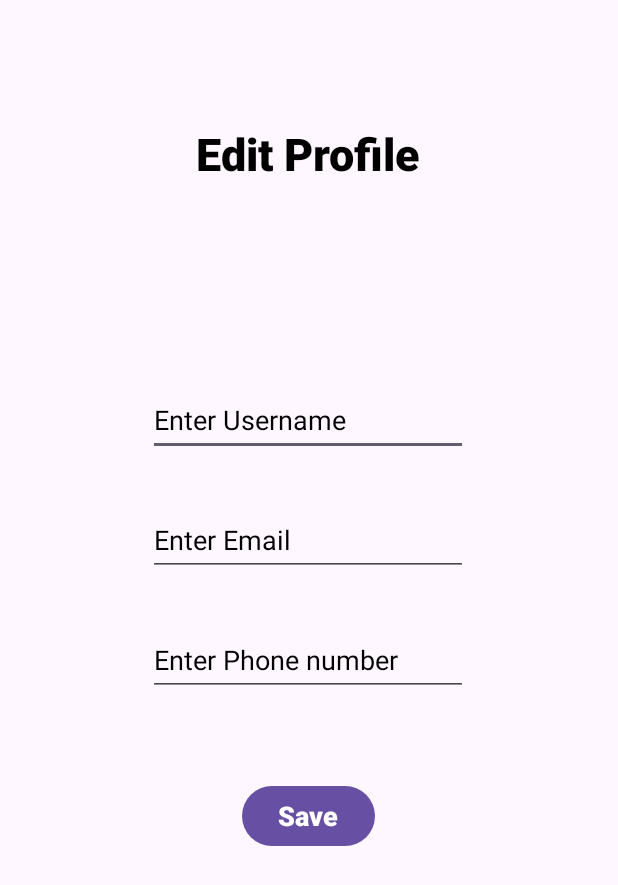
After one commit to IfhamAhmedKhan/Android_Projects, an Android app: the Set_Profile screen opened directly, with no data from a screen before it, on a phone screen of 412 x 824 dp. The commit adds this screen. Shown: the top 885 px of the screen. Run offline under Robolectric (Android 15) with nearby library versions, the phone set to English and light mode, and no system bars.

Commit message:
profile page and set profile created

```diff
--- a/IfteriousStore/app/src/main/AndroidManifest.xml
+++ b/IfteriousStore/app/src/main/AndroidManifest.xml
@@ -12,6 +12,9 @@
         android:supportsRtl="true"
         android:theme="@style/Theme.IfteriousStore"
         tools:targetApi="31">
+        <activity
+            android:name=".Set_Profile"
+            android:exported="false" />
         <activity
             android:name=".Deal_Six"
             android:exported="false" />
--- /dev/null
+++ b/IfteriousStore/app/src/main/java/com/example/ifterious_store/Set_Profile.java
@@ -0,0 +1,47 @@
+package com.example.ifterious_store;
+
+import androidx.appcompat.app.AppCompatActivity;
+
+import android.content.Intent;
+import android.content.SharedPreferences;
+import android.os.Bundle;
+import android.view.View;
+import android.widget.Button;
+import android.widget.EditText;
+import android.widget.Toast;
+
+public class Set_Profile extends AppCompatActivity {
+    EditText editTextTextPersonName3,editTextTextEmailAddress3,editTextPhone2;
+    Button button15;
+    SharedPreferences sharedPreferences;
+
+    private static final String SHARED_PREF_NAME = "mypref";
+    private static final String KEY_NAME = "name";
+    private static final String KEY_EMAIL = "email";
+    private static final String KEY_PHONE = "phone";
+    @Override
+    protected void onCreate(Bundle savedInstanceState) {
+        super.onCreate(savedInstanceState);
+        setContentView(R.layout.activity_set_profile);
+        editTextTextPersonName3 = findViewById(R.id.editTextTextPersonName3);
+        editTextTextEmailAddress3 = findViewById(R.id.editTextTextEmailAddress3);
+        editTextPhone2 = findViewById(R.id.editTextPhone2);
+        button15 = findViewById(R.id.button15);
+        sharedPreferences = getSharedPreferences(SHARED_PREF_NAME, MODE_PRIVATE);
+        button15.setOnClickListener(new View.OnClickListener() {
+            @Override
+            public void onClick(View view) {
+                SharedPreferences.Editor editor = sharedPreferences.edit();
+                editor.putString(KEY_NAME,editTextTextPersonName3.getText().toString());
+                editor.putString(KEY_EMAIL,editTextTextEmailAddress3.getText().toString());
+                editor.putString(KEY_PHONE,editTextPhone2.getText().toString());
+                editor.apply();
+
+                Intent intent = new Intent(Set_Profile.this,Profile.class);
+                startActivity(intent);
+
+                Toast.makeText(Set_Profile.this, "Details saved successfully", Toast.LENGTH_SHORT).show();
+            }
+        });
+    }
+}
--- /dev/null
+++ b/IfteriousStore/app/src/main/res/layout/activity_set_profile.xml
@@ -0,0 +1,88 @@
+<?xml version="1.0" encoding="utf-8"?>
+<androidx.constraintlayout.widget.ConstraintLayout xmlns:android="http://schemas.android.com/apk/res/android"
+    xmlns:app="http://schemas.android.com/apk/res-auto"
+    xmlns:tools="http://schemas.android.com/tools"
+    android:layout_width="match_parent"
+    android:layout_height="match_parent"
+    tools:context=".Set_Profile">
+
+    <TextView
+        android:id="@+id/textView10"
+        android:layout_width="wrap_content"
+        android:layout_height="wrap_content"
+        android:layout_marginTop="72dp"
+        android:text="Edit Profile"
+        android:textSize="30dp"
+        android:padding="10dp"
+        android:textColor="@color/black"
+        android:fontFamily="sans-serif-black"
+        app:layout_constraintEnd_toEndOf="parent"
+        app:layout_constraintHorizontal_bias="0.498"
+        app:layout_constraintStart_toStartOf="parent"
+        app:layout_constraintTop_toTopOf="parent" />
+
+    <EditText
+        android:id="@+id/editTextTextPersonName3"
+        android:layout_width="wrap_content"
+        android:layout_height="wrap_content"
+        android:layout_marginBottom="520dp"
+        android:ems="10"
+        android:textColor="@color/black"
+        android:hint="Enter Username"
+        android:inputType="textPersonName"
+        android:minHeight="48dp"
+        android:textColorHint="#000000"
+        app:layout_constraintBottom_toBottomOf="parent"
+        app:layout_constraintEnd_toEndOf="parent"
+        app:layout_constraintHorizontal_bias="0.497"
+        app:layout_constraintStart_toStartOf="parent" />
+
+    <EditText
+        android:id="@+id/editTextTextEmailAddress3"
+        android:layout_width="wrap_content"
+        android:layout_height="wrap_content"
+        android:layout_marginBottom="440dp"
+        android:ems="10"
+        android:textColor="@color/black"
+        android:hint="Enter Email"
+        android:inputType="textEmailAddress"
+        android:minHeight="48dp"
+        android:textColorHint="#000000"
+        app:layout_constraintBottom_toBottomOf="parent"
+        app:layout_constraintEnd_toEndOf="parent"
+        app:layout_constraintHorizontal_bias="0.497"
+        app:layout_constraintStart_toStartOf="parent"
+        tools:ignore="SpeakableTextPresentCheck" />
+
+    <EditText
+        android:id="@+id/editTextPhone2"
+        android:layout_width="wrap_content"
+        android:layout_height="wrap_content"
+        android:layout_marginBottom="360dp"
+        android:ems="10"
+        android:textColor="@color/black"
+        android:hint="Enter Phone number"
+        android:inputType="phone"
+        android:minHeight="48dp"
+        android:textColorHint="#000000"
+        app:layout_constraintBottom_toBottomOf="parent"
+        app:layout_constraintEnd_toEndOf="parent"
+        app:layout_constraintHorizontal_bias="0.497"
+        app:layout_constraintStart_toStartOf="parent"
+        tools:ignore="SpeakableTextPresentCheck" />
+
+    <Button
+        android:id="@+id/button15"
+        android:layout_width="wrap_content"
+        android:layout_height="wrap_content"
+        android:layout_marginBottom="256dp"
+        android:text="Save"
+        android:textSize="18dp"
+        android:textStyle="bold"
+        android:textAllCaps="false"
+        app:layout_constraintBottom_toBottomOf="parent"
+        app:layout_constraintEnd_toEndOf="parent"
+        app:layout_constraintHorizontal_bias="0.498"
+        app:layout_constraintStart_toStartOf="parent" />
+
+</androidx.constraintlayout.widget.ConstraintLayout>
```
Also changed, not shown: IfteriousStore/app/src/main/java/com/example/ifterious_store/Profile.java (+38 -0 lines), IfteriousStore/app/src/main/res/layout/activity_profile.xml (+64 -0 lines).
